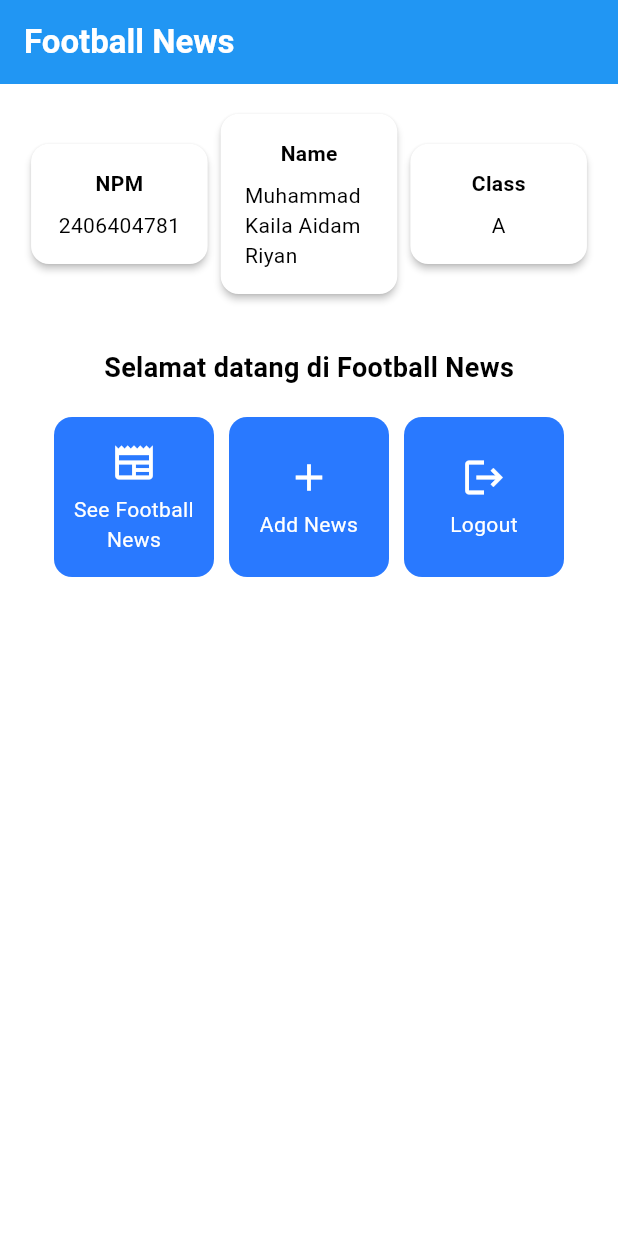
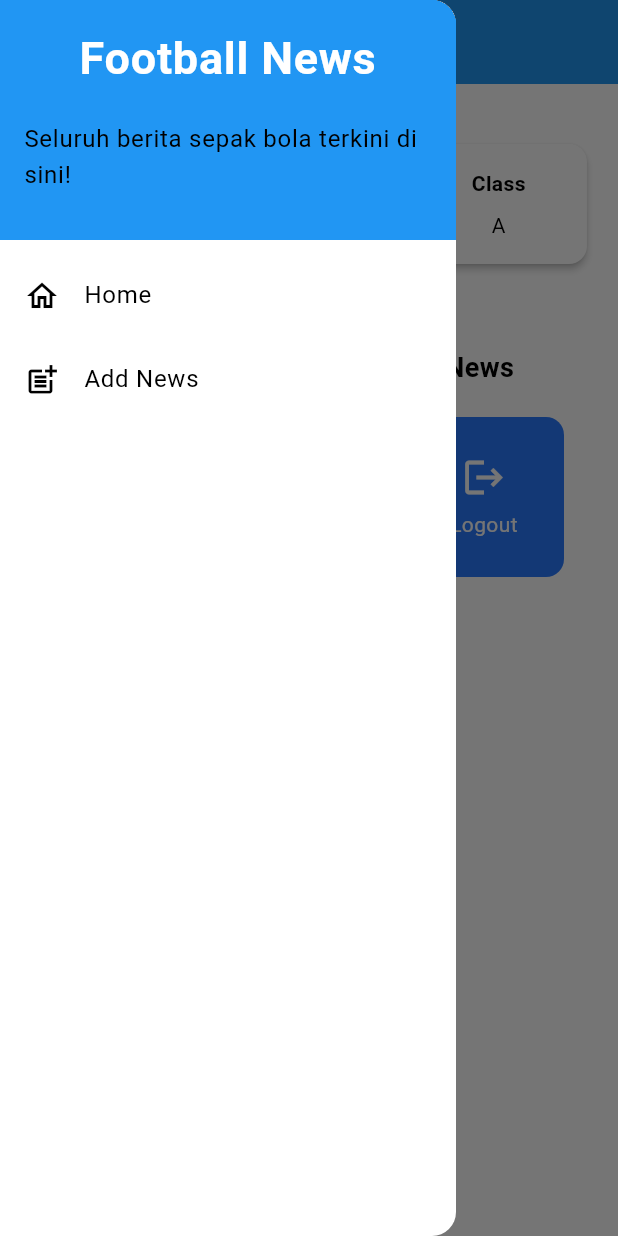
Before and after one commit to AidamUI/football-news-mobile, a Flutter app: the screen it shows after launch, with the side drawer open (before the commit the screen has no drawer), on a phone screen of 412 x 824 dp. Run offline on Flutter 3.47's test engine with Material 3 defaults, Android fonts, the phone set to English and light mode, and no system bars.

Commit message:
checkpoint before break

```diff
--- a/lib/menu.dart
+++ b/lib/menu.dart
@@ -1,7 +1,11 @@
 import 'package:flutter/material.dart';
+import 'package:football_news/widgets/left_drawer.dart';
+
 
 class MyHomePage extends StatelessWidget {
   MyHomePage({super.key});
+
+
 
   // This widget is the home page of your application. It is stateful, meaning
   // that it has a State object (defined below) that contains fields that affect
@@ -26,9 +30,9 @@ class MyHomePage extends StatelessWidget {
     Widget build(BuildContext context) {
     // Scaffold menyediakan struktur dasar halaman dengan AppBar dan body.
     return Scaffold(
-      // AppBar adalah bagian atas halaman yang menampilkan judul.
       appBar: AppBar(
         // Judul aplikasi "Football News" dengan teks putih dan tebal.
+
         title: const Text(
           'Football News',
           style: TextStyle(
@@ -39,6 +43,7 @@ class MyHomePage extends StatelessWidget {
         // Warna latar belakang AppBar diambil dari skema warna tema aplikasi.
         backgroundColor: Theme.of(context).colorScheme.primary,
       ),
+      drawer: LeftDrawer(),
       // Body halaman dengan padding di sekelilingnya.
       body: Padding(
         padding: const EdgeInsets.all(16.0),
--- /dev/null
+++ b/lib/widgets/left_drawer.dart
@@ -0,0 +1,63 @@
+import 'package:flutter/material.dart';
+import 'package:football_news/menu.dart';
+// TODO: Impor halaman NewsFormPage jika sudah dibuat
+
+class LeftDrawer extends StatelessWidget {
+  const LeftDrawer({super.key});
+
+  @override
+  Widget build(BuildContext context) {
+    return Drawer(
+      child: ListView(
+        children: [
+          const DrawerHeader(
+            decoration: BoxDecoration(
+              color: Colors.blue,
+            ),
+            child: Column(
+              children: [
+                Text(
+                  'Football News',
+                  textAlign: TextAlign.center,
+                  style: TextStyle(
+                    fontSize: 30,
+                    fontWeight: FontWeight.bold,
+                    color: Colors.white,
+                  ),
+                ),
+                Padding(padding: EdgeInsets.all(10)),
+                Text("Seluruh berita sepak bola terkini di sini!",
+                    // TODO: Tambahkan gaya teks dengan center alignment, font ukuran 15, warna putih, dan weight biasa
+                    ),
+              ],
+            ),
+          ),
+          ListTile(
+            leading: const Icon(Icons.home_outlined),
+            title: const Text('Home'),
+            // Bagian redirection ke MyHomePage
+            onTap: () {
+              Navigator.pushReplacement(
+                  context,
+                  MaterialPageRoute(
+                    builder: (context) => MyHomePage(),
+                  ));
+            },
+          ),
+          ListTile(
+            leading: const Icon(Icons.post_add),
+            title: const Text('Add News'),
+            // Bagian redirection ke NewsFormPage
+            onTap: () {
+              /*
+              TODO: Buatlah routing ke NewsFormPage di sini,
+              setelah halaman NewsFormPage sudah dibuat.
+              */
+            },
+          ),
+          // TODO: Buat ListTile baru untuk ke halaman melihat news
+        ],
+      ),
+    );
+  }
+}
```
Also changed, not shown: lib/newslist_form.dart (added, +49 -0 lines).
